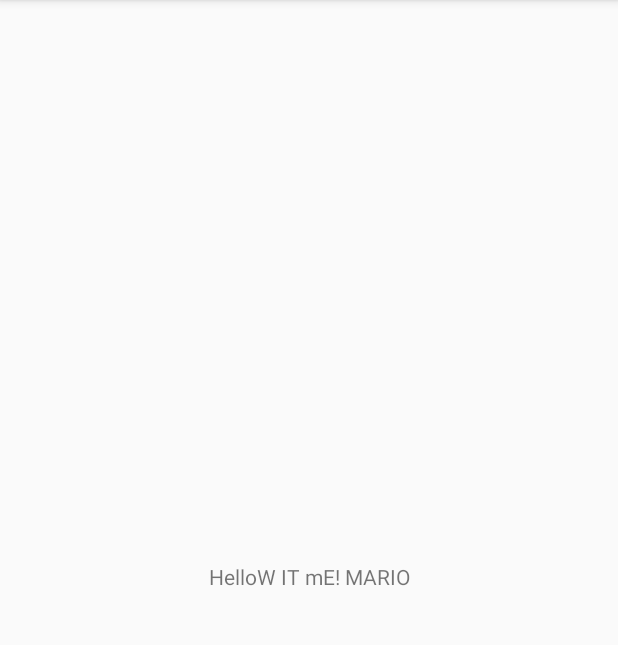
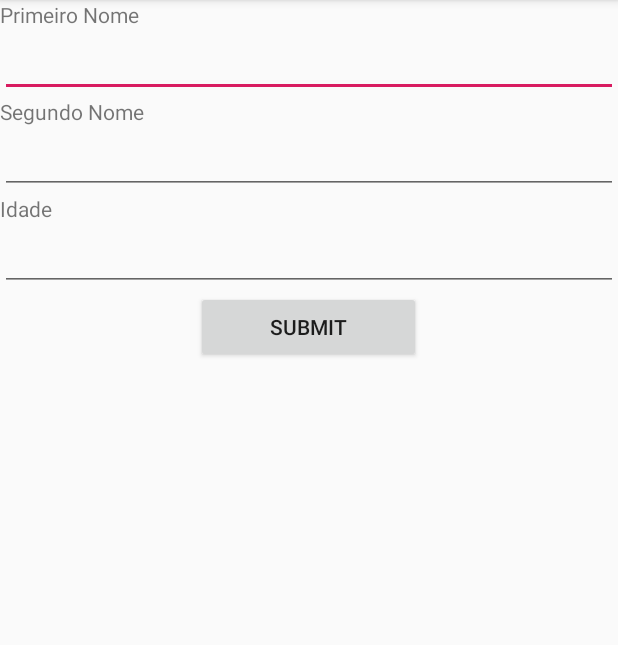
Before and after one commit to BarreiraTom/ULP-SistEmbeb-SE201920_G01-20091502-21704830, an Android app: the screen it shows after launch (MainActivity), on a phone screen of 412 x 824 dp, the part 84-729 px from its top. Run offline under Robolectric (Android 15) with nearby library versions, the phone set to English and light mode, and no system bars.

Commit message:
Added a test layout and method to start testing SQLite DB

```diff
--- a/app/src/main/java/pt/ulp/se201920_g01_20091502_21704830/MainActivity.kt
+++ b/app/src/main/java/pt/ulp/se201920_g01_20091502_21704830/MainActivity.kt
@@ -2,11 +2,24 @@ package pt.ulp.se201920_g01_20091502_21704830
 
 import androidx.appcompat.app.AppCompatActivity
 import android.os.Bundle
+import android.util.Log
+import android.view.View
+import android.widget.EditText
 
 class MainActivity : AppCompatActivity() {
 
     override fun onCreate(savedInstanceState: Bundle?) {
         super.onCreate(savedInstanceState)
-        setContentView(R.layout.activity_main)
+        setContentView(R.layout.testlayout)
+    }
+
+    fun testInsert(view: View?){//TODO ERROR LINE !/Caused by: java.lang.ClassCastException: android.text.SpannableStringBuilder cannot be cast to java.lang.String
+        var fstName= findViewById<EditText>(R.id.fstNameEdit).text as String
+        var scndName= findViewById<EditText>(R.id.scndNameEdit).text as String
+        var Age= findViewById<EditText>(R.id.iddEdit).text as String
+
+        Log.println(Log.ASSERT, "FstName", fstName)
+        Log.println(Log.ASSERT, "ScndName", scndName)
+        Log.println(Log.ASSERT, "Age", Age)
     }
 }
--- /dev/null
+++ b/app/src/main/java/pt/ulp/se201920_g01_20091502_21704830/linkResources.txt
@@ -0,0 +1,4 @@
+
+//SQLite DATABASE
+https://www.youtube.com/watch?v=kDZES1wtKUY
+https://developer.android.com/training/data-storage/sqlite
--- /dev/null
+++ b/app/src/main/res/layout/testlayout.xml
@@ -0,0 +1,56 @@
+<?xml version="1.0" encoding="utf-8"?>
+<LinearLayout xmlns:android="http://schemas.android.com/apk/res/android"
+    android:layout_width="match_parent"
+    android:layout_height="match_parent"
+    android:gravity="center|top"
+    android:orientation="vertical">
+
+    <TextView
+        android:id="@+id/fstName"
+        android:layout_width="match_parent"
+        android:layout_height="wrap_content"
+        android:text="Primeiro Nome" />
+
+    <EditText
+        android:id="@+id/fstNameEdit"
+        android:layout_width="match_parent"
+        android:layout_height="wrap_content"
+        android:ems="10"
+        android:inputType="textPersonName" />
+
+    <TextView
+        android:id="@+id/scndName"
+        android:layout_width="match_parent"
+        android:layout_height="wrap_content"
+        android:text="Segundo Nome" />
+
+    <EditText
+        android:id="@+id/scndNameEdit"
+        android:layout_width="match_parent"
+        android:layout_height="wrap_content"
+        android:ems="10"
+        android:inputType="textPersonName" />
+
+    <TextView
+        android:id="@+id/idd"
+        android:layout_width="match_parent"
+        android:layout_height="wrap_content"
+        android:text="Idade" />
+
+    <EditText
+        android:id="@+id/iddEdit"
+        android:layout_width="match_parent"
+        android:layout_height="wrap_content"
+        android:ems="10"
+        android:inputType="number" />
+
+    <Button
+        android:id="@+id/submitBtn"
+        android:layout_width="150dp"
+        android:layout_height="wrap_content"
+        android:layout_gravity="bottom|center"
+        android:foregroundGravity="bottom|center"
+        android:gravity="center"
+        android:onClick="testInsert"
+        android:text="Submit" />
+</LinearLayout>
```
